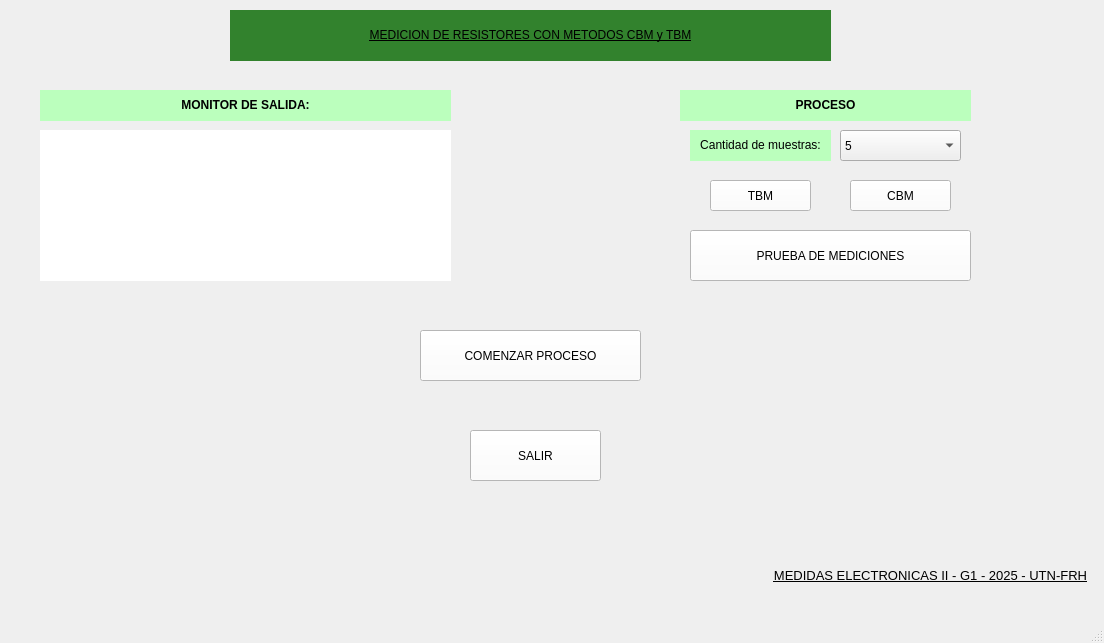
JoaCieri/ProyectoMedidasII, file src/Interfaz.ui: the form before one commit.
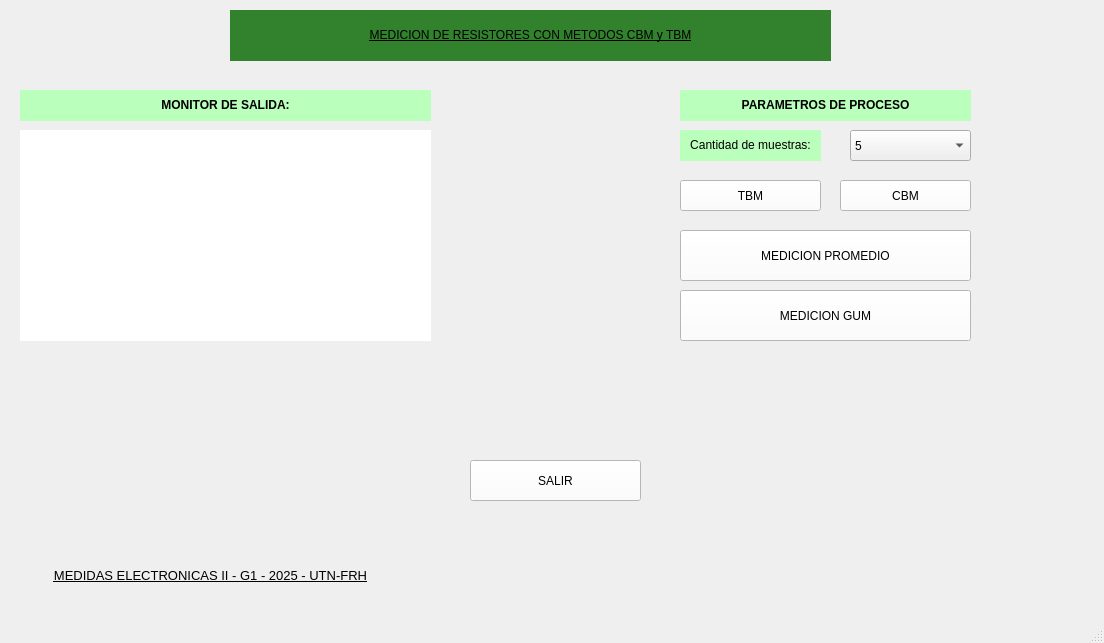
The form after the commit. Icons and pictures are not drawn.

Commit message: Interfaz lista para entrega

```diff
--- a/src/Interfaz.ui
+++ b/src/Interfaz.ui
@@ -38,7 +38,7 @@
    <widget class="QLabel" name="label_6">
     <property name="geometry">
      <rect>
-      <x>40</x>
+      <x>20</x>
       <y>90</y>
       <width>411</width>
       <height>31</height>
@@ -54,10 +54,10 @@
    <widget class="QLabel" name="consola">
     <property name="geometry">
      <rect>
-      <x>40</x>
+      <x>20</x>
       <y>130</y>
       <width>411</width>
-      <height>151</height>
+      <height>211</height>
      </rect>
     </property>
     <property name="styleSheet">
@@ -68,28 +68,12 @@
      <string/>
     </property>
    </widget>
-   <widget class="QLabel" name="label_7">
-    <property name="geometry">
-     <rect>
-      <x>680</x>
-      <y>90</y>
-      <width>291</width>
-      <height>31</height>
-     </rect>
-    </property>
-    <property name="styleSheet">
-     <string notr="true">background-color: rgb(187, 255, 189);</string>
-    </property>
-    <property name="text">
-     <string>&lt;html&gt;&lt;head/&gt;&lt;body&gt;&lt;p align=&quot;center&quot;&gt;&lt;span style=&quot; font-weight:600;&quot;&gt;PROCESO&lt;/span&gt;&lt;/p&gt;&lt;/body&gt;&lt;/html&gt;</string>
-    </property>
-   </widget>
    <widget class="QPushButton" name="select_TBM">
     <property name="geometry">
      <rect>
-      <x>710</x>
+      <x>680</x>
       <y>180</y>
-      <width>101</width>
+      <width>141</width>
       <height>31</height>
      </rect>
     </property>
@@ -103,9 +87,9 @@
    <widget class="QPushButton" name="select_CBM">
     <property name="geometry">
      <rect>
-      <x>850</x>
+      <x>840</x>
       <y>180</y>
-      <width>101</width>
+      <width>131</width>
       <height>31</height>
      </rect>
     </property>
@@ -119,9 +103,9 @@
    <widget class="QPushButton" name="proceso">
     <property name="geometry">
      <rect>
-      <x>420</x>
-      <y>330</y>
-      <width>221</width>
+      <x>680</x>
+      <y>290</y>
+      <width>291</width>
       <height>51</height>
      </rect>
     </property>
@@ -129,16 +113,16 @@
      <string notr="true">background-color: rgb(255, 255, 255);</string>
     </property>
     <property name="text">
-     <string>COMENZAR PROCESO</string>
+     <string>MEDICION GUM</string>
     </property>
    </widget>
    <widget class="QPushButton" name="salir">
     <property name="geometry">
      <rect>
       <x>470</x>
-      <y>430</y>
-      <width>131</width>
-      <height>51</height>
+      <y>460</y>
+      <width>171</width>
+      <height>41</height>
      </rect>
     </property>
     <property name="styleSheet">
@@ -151,7 +135,7 @@
    <widget class="QComboBox" name="Combobox_3">
     <property name="geometry">
      <rect>
-      <x>840</x>
+      <x>850</x>
       <y>130</y>
       <width>121</width>
       <height>31</height>
@@ -186,9 +170,9 @@
    <widget class="QPushButton" name="boton_medir">
     <property name="geometry">
      <rect>
-      <x>690</x>
+      <x>680</x>
       <y>230</y>
-      <width>281</width>
+      <width>291</width>
       <height>51</height>
      </rect>
     </property>
@@ -196,13 +180,13 @@
      <string notr="true">background-color: rgb(255, 255, 255);</string>
     </property>
     <property name="text">
-     <string>PRUEBA DE MEDICIONES</string>
+     <string>MEDICION PROMEDIO</string>
     </property>
    </widget>
    <widget class="QLabel" name="label_8">
     <property name="geometry">
      <rect>
-      <x>690</x>
+      <x>680</x>
       <y>130</y>
       <width>141</width>
       <height>31</height>
@@ -218,9 +202,9 @@
    <widget class="QLabel" name="label_4">
     <property name="geometry">
      <rect>
-      <x>770</x>
+      <x>0</x>
       <y>550</y>
-      <width>321</width>
+      <width>421</width>
       <height>51</height>
      </rect>
     </property>
@@ -239,10 +223,10 @@
    <widget class="QLabel" name="label">
     <property name="geometry">
      <rect>
-      <x>820</x>
-      <y>370</y>
+      <x>870</x>
+      <y>420</y>
       <width>221</width>
-      <height>191</height>
+      <height>171</height>
      </rect>
     </property>
     <property name="text">
@@ -252,6 +236,22 @@
      <pixmap>logo.png</pixmap>
     </property>
    </widget>
+   <widget class="QLabel" name="label_9">
+    <property name="geometry">
+     <rect>
+      <x>680</x>
+      <y>90</y>
+      <width>291</width>
+      <height>31</height>
+     </rect>
+    </property>
+    <property name="styleSheet">
+     <string notr="true">background-color: rgb(187, 255, 189);</string>
+    </property>
+    <property name="text">
+     <string>&lt;html&gt;&lt;head/&gt;&lt;body&gt;&lt;p align=&quot;center&quot;&gt;&lt;span style=&quot; font-weight:600;&quot;&gt;PARAMETROS DE PROCESO&lt;/span&gt;&lt;/p&gt;&lt;/body&gt;&lt;/html&gt;</string>
+    </property>
+   </widget>
   </widget>
   <widget class="QMenuBar" name="menubar">
    <property name="geometry">
```
Left out of the diff: 2 changed lines with no effect on the pictures. The commit also changes 1 other file.
